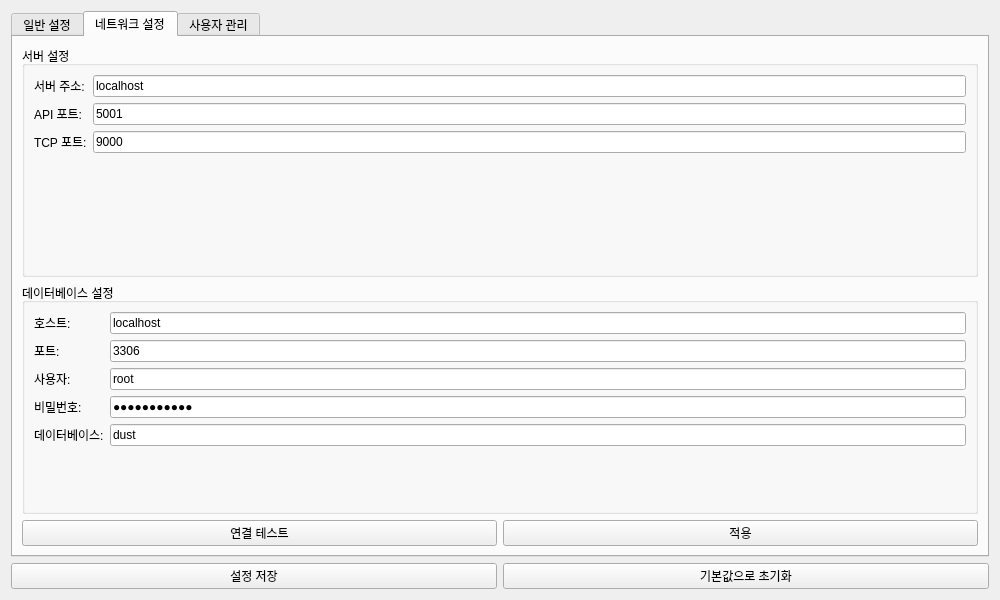
The window that gui/ui/tab_settings.ui (leesh0806/AGV-Integrated-Control-System) describes before a commit, drawn with Qt 5.
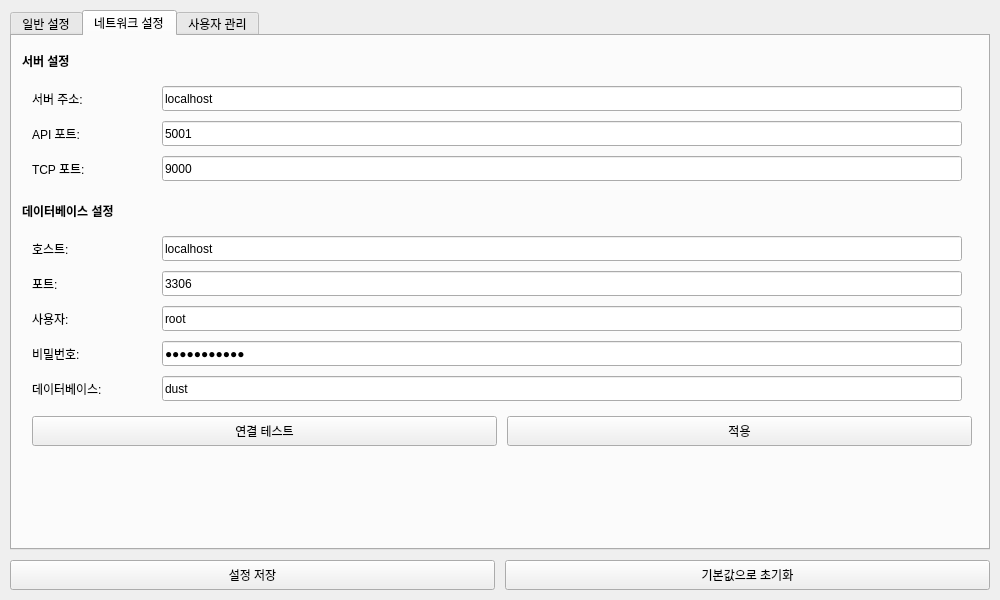
The same window after the commit. The open tabs and pages were chosen to show the change.

Patch:
```diff
--- a/gui/ui/tab_settings.ui
+++ b/gui/ui/tab_settings.ui
@@ -13,32 +13,70 @@
   <property name="windowTitle">
    <string>Settings</string>
   </property>
-  <layout class="QVBoxLayout" name="verticalLayout">
-   <item>
+  
+  <!-- 탭 위젯 -->
     <widget class="QTabWidget" name="tabWidget_settings">
+   <property name="geometry">
+    <rect>
+     <x>10</x>
+     <y>10</y>
+     <width>980</width>
+     <height>540</height>
+    </rect>
+   </property>
      <property name="currentIndex">
       <number>0</number>
      </property>
+   
+   <!-- 일반 설정 탭 -->
      <widget class="QWidget" name="tab_general">
       <attribute name="title">
        <string>일반 설정</string>
       </attribute>
-      <layout class="QVBoxLayout" name="verticalLayout_2">
-       <item>
-        <widget class="QGroupBox" name="groupBox_ui">
-         <property name="title">
+    
+    <!-- UI 설정 섹션 -->
+    <widget class="QLabel" name="label_ui_title">
+     <property name="geometry">
+      <rect>
+       <x>10</x>
+       <y>10</y>
+       <width>960</width>
+       <height>30</height>
+      </rect>
+     </property>
+     <property name="font">
+      <font>
+       <bold>true</bold>
+      </font>
+     </property>
+     <property name="text">
           <string>UI 설정</string>
          </property>
-         <layout class="QFormLayout" name="formLayout">
-          <item row="0" column="0">
+    </widget>
+    
            <widget class="QLabel" name="label">
+     <property name="geometry">
+      <rect>
+       <x>20</x>
+       <y>50</y>
+       <width>100</width>
+       <height>25</height>
+      </rect>
+     </property>
             <property name="text">
              <string>테마:</string>
             </property>
            </widget>
-          </item>
-          <item row="0" column="1">
+    
            <widget class="QComboBox" name="comboBox_theme">
+     <property name="geometry">
+      <rect>
+       <x>150</x>
+       <y>50</y>
+       <width>800</width>
+       <height>25</height>
+      </rect>
+     </property>
             <item>
              <property name="text">
               <string>라이트 모드</string>
@@ -55,16 +93,30 @@
              </property>
             </item>
            </widget>
-          </item>
-          <item row="1" column="0">
+    
            <widget class="QLabel" name="label_2">
+     <property name="geometry">
+      <rect>
+       <x>20</x>
+       <y>85</y>
+       <width>100</width>
+       <height>25</height>
+      </rect>
+     </property>
             <property name="text">
              <string>언어:</string>
             </property>
            </widget>
-          </item>
-          <item row="1" column="1">
+    
            <widget class="QComboBox" name="comboBox_language">
+     <property name="geometry">
+      <rect>
+       <x>150</x>
+       <y>85</y>
+       <width>800</width>
+       <height>25</height>
+      </rect>
+     </property>
             <item>
              <property name="text">
               <string>한국어</string>
@@ -76,161 +128,293 @@
              </property>
             </item>
            </widget>
-          </item>
-         </layout>
-        </widget>
-       </item>
-       <item>
-        <widget class="QGroupBox" name="groupBox_updates">
-         <property name="title">
+    
+    <!-- 업데이트 설정 섹션 -->
+    <widget class="QLabel" name="label_updates_title">
+     <property name="geometry">
+      <rect>
+       <x>10</x>
+       <y>130</y>
+       <width>960</width>
+       <height>30</height>
+      </rect>
+     </property>
+     <property name="font">
+      <font>
+       <bold>true</bold>
+      </font>
+     </property>
+     <property name="text">
           <string>업데이트 설정</string>
          </property>
-         <layout class="QVBoxLayout" name="verticalLayout_3">
-          <item>
+    </widget>
+    
            <widget class="QCheckBox" name="checkBox_auto_update">
+     <property name="geometry">
+      <rect>
+       <x>20</x>
+       <y>170</y>
+       <width>200</width>
+       <height>25</height>
+      </rect>
+     </property>
             <property name="text">
              <string>자동 업데이트 활성화</string>
             </property>
            </widget>
-          </item>
-          <item>
+    
            <widget class="QPushButton" name="pushButton_check_updates">
+     <property name="geometry">
+      <rect>
+       <x>20</x>
+       <y>205</y>
+       <width>200</width>
+       <height>30</height>
+      </rect>
+     </property>
             <property name="text">
              <string>업데이트 확인</string>
             </property>
            </widget>
-          </item>
-         </layout>
-        </widget>
-       </item>
-       <item>
-        <spacer name="verticalSpacer">
-         <property name="orientation">
-          <enum>Qt::Vertical</enum>
-         </property>
-         <property name="sizeHint" stdset="0">
-          <size>
-           <width>20</width>
-           <height>40</height>
-          </size>
-         </property>
-        </spacer>
-       </item>
-      </layout>
-     </widget>
+   </widget>
+   
+   <!-- 네트워크 설정 탭 -->
      <widget class="QWidget" name="tab_network">
       <attribute name="title">
        <string>네트워크 설정</string>
       </attribute>
-      <layout class="QVBoxLayout" name="verticalLayout_4">
-       <item>
-        <widget class="QGroupBox" name="groupBox_server">
-         <property name="title">
+    
+    <!-- 서버 설정 섹션 -->
+    <widget class="QLabel" name="label_server_title">
+     <property name="geometry">
+      <rect>
+       <x>10</x>
+       <y>10</y>
+       <width>960</width>
+       <height>30</height>
+      </rect>
+     </property>
+     <property name="font">
+      <font>
+       <bold>true</bold>
+      </font>
+     </property>
+     <property name="text">
           <string>서버 설정</string>
          </property>
-         <layout class="QFormLayout" name="formLayout_2">
-          <item row="0" column="0">
+    </widget>
+    
            <widget class="QLabel" name="label_3">
+     <property name="geometry">
+      <rect>
+       <x>20</x>
+       <y>50</y>
+       <width>100</width>
+       <height>25</height>
+      </rect>
+     </property>
             <property name="text">
              <string>서버 주소:</string>
             </property>
            </widget>
-          </item>
-          <item row="0" column="1">
+    
            <widget class="QLineEdit" name="lineEdit_server_address">
+     <property name="geometry">
+      <rect>
+       <x>150</x>
+       <y>50</y>
+       <width>800</width>
+       <height>25</height>
+      </rect>
+     </property>
             <property name="text">
              <string>localhost</string>
             </property>
            </widget>
-          </item>
-          <item row="1" column="0">
+    
            <widget class="QLabel" name="label_4">
+     <property name="geometry">
+      <rect>
+       <x>20</x>
+       <y>85</y>
+       <width>100</width>
+       <height>25</height>
+      </rect>
+     </property>
             <property name="text">
              <string>API 포트:</string>
             </property>
            </widget>
-          </item>
-          <item row="1" column="1">
+    
            <widget class="QLineEdit" name="lineEdit_api_port">
+     <property name="geometry">
+      <rect>
+       <x>150</x>
+       <y>85</y>
+       <width>800</width>
+       <height>25</height>
+      </rect>
+     </property>
             <property name="text">
              <string>5001</string>
             </property>
            </widget>
-          </item>
-          <item row="2" column="0">
+    
            <widget class="QLabel" name="label_5">
+     <property name="geometry">
+      <rect>
+       <x>20</x>
+       <y>120</y>
+       <width>100</width>
+       <height>25</height>
+      </rect>
+     </property>
             <property name="text">
              <string>TCP 포트:</string>
             </property>
            </widget>
-          </item>
-          <item row="2" column="1">
+    
            <widget class="QLineEdit" name="lineEdit_tcp_port">
+     <property name="geometry">
+      <rect>
+       <x>150</x>
+       <y>120</y>
+       <width>800</width>
+       <height>25</height>
+      </rect>
+     </property>
             <property name="text">
              <string>9000</string>
             </property>
            </widget>
-          </item>
-         </layout>
-        </widget>
-       </item>
-       <item>
-        <widget class="QGroupBox" name="groupBox_db">
-         <property name="title">
+    
+    <!-- 데이터베이스 설정 섹션 -->
+    <widget class="QLabel" name="label_db_title">
+     <property name="geometry">
+      <rect>
+       <x>10</x>
+       <y>160</y>
+       <width>960</width>
+       <height>30</height>
+      </rect>
+     </property>
+     <property name="font">
+      <font>
+       <bold>true</bold>
+      </font>
+     </property>
+     <property name="text">
           <string>데이터베이스 설정</string>
          </property>
-         <layout class="QFormLayout" name="formLayout_3">
-          <item row="0" column="0">
+    </widget>
+    
            <widget class="QLabel" name="label_6">
+     <property name="geometry">
+      <rect>
+       <x>20</x>
+       <y>200</y>
+       <width>100</width>
+       <height>25</height>
+      </rect>
+     </property>
             <property name="text">
              <string>호스트:</string>
             </property>
            </widget>
-          </item>
-          <item row="0" column="1">
+    
            <widget class="QLineEdit" name="lineEdit_db_host">
+     <property name="geometry">
+      <rect>
+       <x>150</x>
+       <y>200</y>
+       <width>800</width>
+       <height>25</height>
+      </rect>
+     </property>
             <property name="text">
              <string>localhost</string>
             </property>
            </widget>
-          </item>
-          <item row="1" column="0">
+    
            <widget class="QLabel" name="label_7">
+     <property name="geometry">
+      <rect>
+       <x>20</x>
+       <y>235</y>
+       <width>100</width>
+       <height>25</height>
+      </rect>
+     </property>
             <property name="text">
              <string>포트:</string>
             </property>
            </widget>
-          </item>
-          <item row="1" column="1">
+    
            <widget class="QLineEdit" name="lineEdit_db_port">
+     <property name="geometry">
+      <rect>
+       <x>150</x>
+       <y>235</y>
+       <width>800</width>
+       <height>25</height>
+      </rect>
+     </property>
             <property name="text">
              <string>3306</string>
             </property>
            </widget>
-          </item>
-          <item row="2" column="0">
+    
            <widget class="QLabel" name="label_8">
+     <property name="geometry">
+      <rect>
+       <x>20</x>
+       <y>270</y>
+       <width>100</width>
+       <height>25</height>
+      </rect>
+     </property>
             <property name="text">
              <string>사용자:</string>
             </property>
            </widget>
-          </item>
-          <item row="2" column="1">
+    
            <widget class="QLineEdit" name="lineEdit_db_user">
+     <property name="geometry">
+      <rect>
+       <x>150</x>
+       <y>270</y>
+       <width>800</width>
+       <height>25</height>
+      </rect>
+     </property>
             <property name="text">
              <string>root</string>
             </property>
            </widget>
-          </item>
-          <item row="3" column="0">
+    
            <widget class="QLabel" name="label_9">
+     <property name="geometry">
+      <rect>
+       <x>20</x>
+       <y>305</y>
+       <width>100</width>
+       <height>25</height>
+      </rect>
+     </property>
             <property name="text">
              <string>비밀번호:</string>
             </property>
            </widget>
-          </item>
-          <item row="3" column="1">
+    
            <widget class="QLineEdit" name="lineEdit_db_password">
+     <property name="geometry">
+      <rect>
+       <x>150</x>
+       <y>305</y>
+       <width>800</width>
+       <height>25</height>
+      </rect>
+     </property>
             <property name="text">
              <string>●●●●●●●●●●●</string>
             </property>
@@ -238,51 +422,80 @@
              <enum>QLineEdit::Password</enum>
             </property>
            </widget>
-          </item>
-          <item row="4" column="0">
+    
            <widget class="QLabel" name="label_10">
+     <property name="geometry">
+      <rect>
+       <x>20</x>
+       <y>340</y>
+       <width>100</width>
+       <height>25</height>
+      </rect>
+     </property>
             <property name="text">
              <string>데이터베이스:</string>
             </property>
            </widget>
-          </item>
-          <item row="4" column="1">
+    
            <widget class="QLineEdit" name="lineEdit_db_name">
+     <property name="geometry">
+      <rect>
+       <x>150</x>
+       <y>340</y>
+       <width>800</width>
+       <height>25</height>
+      </rect>
+     </property>
             <property name="text">
              <string>dust</string>
             </property>
            </widget>
-          </item>
-         </layout>
-        </widget>
-       </item>
-       <item>
-        <layout class="QHBoxLayout" name="horizontalLayout">
-         <item>
+    
+    <!-- 버튼 섹션 -->
           <widget class="QPushButton" name="pushButton_test_connection">
+     <property name="geometry">
+      <rect>
+       <x>20</x>
+       <y>380</y>
+       <width>465</width>
+       <height>30</height>
+      </rect>
+     </property>
            <property name="text">
             <string>연결 테스트</string>
            </property>
           </widget>
-         </item>
-         <item>
+    
           <widget class="QPushButton" name="pushButton_apply_network">
+     <property name="geometry">
+      <rect>
+       <x>495</x>
+       <y>380</y>
+       <width>465</width>
+       <height>30</height>
+      </rect>
+     </property>
            <property name="text">
             <string>적용</string>
            </property>
           </widget>
-         </item>
-        </layout>
-       </item>
-      </layout>
-     </widget>
+   </widget>
+   
+   <!-- 사용자 관리 탭 -->
      <widget class="QWidget" name="tab_user">
       <attribute name="title">
        <string>사용자 관리</string>
       </attribute>
-      <layout class="QVBoxLayout" name="verticalLayout_5">
-       <item>
+    
         <widget class="QTableWidget" name="tableWidget_users">
+     <property name="geometry">
+      <rect>
+       <x>10</x>
+       <y>10</y>
+       <width>960</width>
+       <height>450</height>
+      </rect>
+     </property>
          <column>
           <property name="text">
            <string>사용자 ID</string>
@@ -304,55 +517,80 @@
           </property>
          </column>
         </widget>
-       </item>
-       <item>
-        <layout class="QHBoxLayout" name="horizontalLayout_2">
-         <item>
+    
           <widget class="QPushButton" name="pushButton_add_user">
+     <property name="geometry">
+      <rect>
+       <x>10</x>
+       <y>470</y>
+       <width>313</width>
+       <height>30</height>
+      </rect>
+     </property>
            <property name="text">
             <string>사용자 추가</string>
            </property>
           </widget>
-         </item>
-         <item>
+    
           <widget class="QPushButton" name="pushButton_edit_user">
+     <property name="geometry">
+      <rect>
+       <x>333</x>
+       <y>470</y>
+       <width>313</width>
+       <height>30</height>
+      </rect>
+     </property>
            <property name="text">
             <string>편집</string>
            </property>
           </widget>
-         </item>
-         <item>
+    
           <widget class="QPushButton" name="pushButton_delete_user">
+     <property name="geometry">
+      <rect>
+       <x>656</x>
+       <y>470</y>
+       <width>314</width>
+       <height>30</height>
+      </rect>
+     </property>
            <property name="text">
             <string>삭제</string>
            </property>
           </widget>
-         </item>
-        </layout>
-       </item>
-      </layout>
-     </widget>
-    </widget>
-   </item>
-   <item>
-    <layout class="QHBoxLayout" name="horizontalLayout_3">
-     <item>
+   </widget>
+  </widget>
+  
+  <!-- 하단 버튼 -->
       <widget class="QPushButton" name="pushButton_save_settings">
+   <property name="geometry">
+    <rect>
+     <x>10</x>
+     <y>560</y>
+     <width>485</width>
+     <height>30</height>
+    </rect>
+   </property>
        <property name="text">
         <string>설정 저장</string>
        </property>
       </widget>
-     </item>
-     <item>
+  
       <widget class="QPushButton" name="pushButton_reset_settings">
+   <property name="geometry">
+    <rect>
+     <x>505</x>
+     <y>560</y>
+     <width>485</width>
+     <height>30</height>
+    </rect>
+   </property>
        <property name="text">
         <string>기본값으로 초기화</string>
        </property>
       </widget>
-     </item>
-    </layout>
-   </item>
-  </layout>
+  
  </widget>
  <resources/>
  <connections/>
```
Lines whose indentation alone changed are shown as unchanged.
